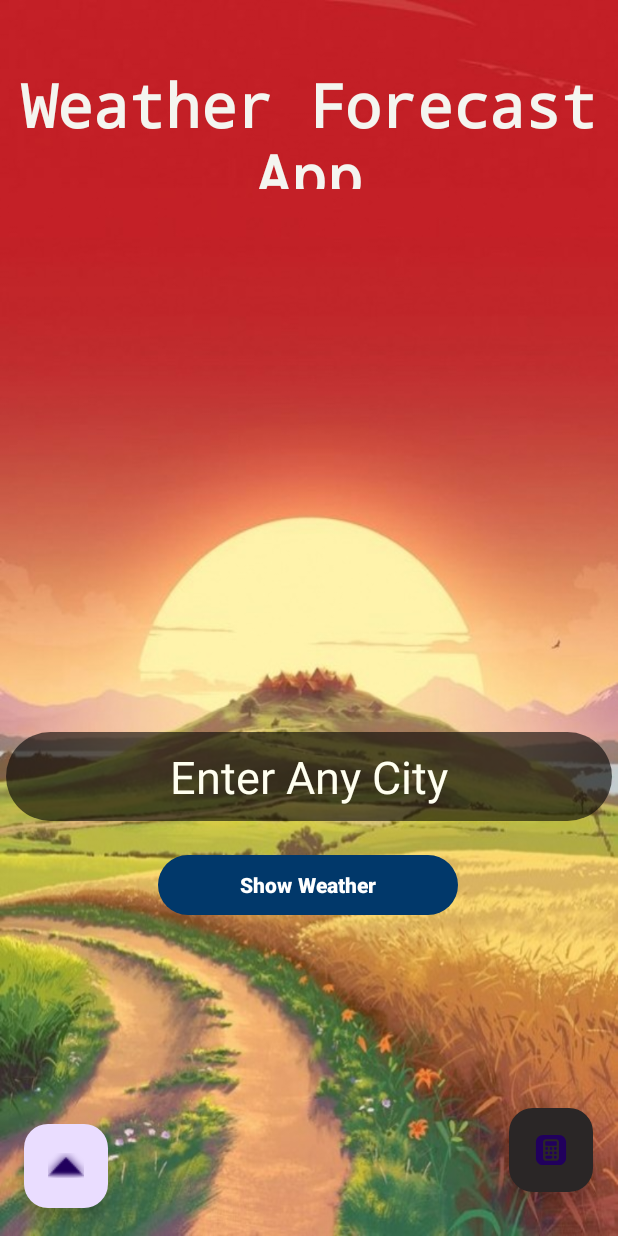
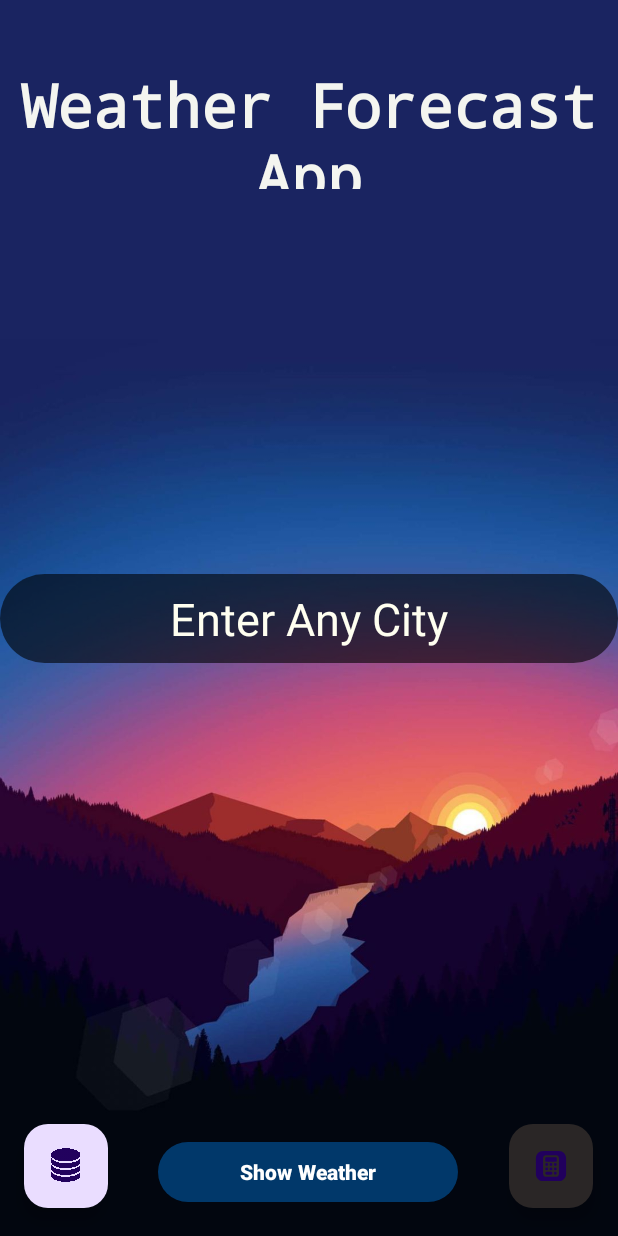
Before and after one commit to ETK486/AndroidProject, an Android app: the screen it shows after launch (MainActivity), on a phone screen of 412 x 824 dp. Run offline under Robolectric (Android 15) with nearby library versions, the phone set to English and light mode, and no system bars.

Commit message:
Designing of DB page

```diff
--- a/WeatherForecast/app/src/main/java/com/example/weatherforecast/MainActivity.java
+++ b/WeatherForecast/app/src/main/java/com/example/weatherforecast/MainActivity.java
@@ -60,7 +60,7 @@ public class MainActivity extends AppCompatActivity {
         });
         if (hour>6&&hour<=18){
             search.setBackgroundTintList(ColorStateList.valueOf(marine));
-            act1.setBackgroundResource(R.drawable.day);
+            act1.setBackgroundResource(R.drawable.sun);
             search.setTextColor(Color.WHITE);
             title.setTextColor(ColorStateList.valueOf(bwhite));
             calculate.setBackgroundTintList(ColorStateList.valueOf(mblack));
@@ -74,6 +74,8 @@ public class MainActivity extends AppCompatActivity {
             @Override
             public void onClick(View view) {
                 Intent intent = new Intent(MainActivity.this, MainActivity4.class);
+                startActivity(intent);
+                overridePendingTransition(R.anim.slidein, R.anim.slideout);
                 startActivity(intent);
             }
         });
--- a/WeatherForecast/app/src/main/java/com/example/weatherforecast/MainActivity2.java
+++ b/WeatherForecast/app/src/main/java/com/example/weatherforecast/MainActivity2.java
@@ -293,7 +293,7 @@ public class MainActivity2 extends AppCompatActivity {
         int hour = calendar.get(Calendar.HOUR_OF_DAY);
         if (hour > 6 && hour <= 18) {
             Log.d("datework", String.valueOf(hour));
-            act.setBackgroundResource(R.drawable.day);
+            act.setBackgroundResource(R.drawable.sun);
             int blacktinted = Color.parseColor("#80000000");
             tview.setTextColor(Color.WHITE);
             tview.setBackgroundTintList(ColorStateList.valueOf(blacktinted));
--- a/WeatherForecast/app/src/main/res/layout/activity_main.xml
+++ b/WeatherForecast/app/src/main/res/layout/activity_main.xml
@@ -44,6 +44,7 @@
 <!--        app:layout_constraintVertical_bias="0.04"-->
 <!--        app:srcCompat="@drawable/weather" />-->
 
+
     <Button
         android:id="@+id/button"
         android:layout_width="200dp"
@@ -59,11 +60,11 @@
         app:layout_constraintHorizontal_bias="0.497"
         app:layout_constraintStart_toStartOf="parent"
         app:layout_constraintTop_toTopOf="parent"
-        app:layout_constraintVertical_bias="0.729" />
+        app:layout_constraintVertical_bias="0.976" />
 
     <EditText
         android:id="@+id/editTextText"
-        android:layout_width="404dp"
+        android:layout_width="match_parent"
         android:layout_height="59dp"
         android:layout_alignParentStart="true"
         android:layout_alignParentTop="true"
@@ -79,11 +80,9 @@
         android:textSize="30sp"
         app:layout_constraintBottom_toBottomOf="parent"
         app:layout_constraintEnd_toEndOf="parent"
-        app:layout_constraintHorizontal_bias="0.494"
+        app:layout_constraintHorizontal_bias="0.0"
         app:layout_constraintStart_toStartOf="parent"
-        app:layout_constraintTop_toTopOf="parent"
-        app:layout_constraintVertical_bias="0.638" />
-
+        app:layout_constraintTop_toTopOf="parent" />
 
     <com.google.android.material.floatingactionbutton.FloatingActionButton
         android:id="@+id/calcbutton"
@@ -95,7 +94,7 @@
         app:layout_constraintHorizontal_bias="0.954"
         app:layout_constraintStart_toStartOf="parent"
         app:layout_constraintTop_toTopOf="parent"
-        app:layout_constraintVertical_bias="0.962"
+        app:layout_constraintVertical_bias="0.976"
         app:srcCompat="@drawable/icons8_calculator_250" />
 
     <com.google.android.material.floatingactionbutton.FloatingActionButton
@@ -109,7 +108,7 @@
         app:layout_constraintStart_toStartOf="parent"
         app:layout_constraintTop_toTopOf="parent"
         app:layout_constraintVertical_bias="0.976"
-        app:srcCompat="@android:drawable/arrow_up_float" />
+        app:srcCompat="@drawable/databaseicon" />
 
 
 </androidx.constraintlayout.widget.ConstraintLayout>
--- a/WeatherForecast/app/src/main/res/values/colors.xml
+++ b/WeatherForecast/app/src/main/res/values/colors.xml
@@ -7,4 +7,8 @@
     <color name="teal">#008080</color>
     <color name="sienna">#E97451</color>
     <color name="seaform">#66D6A6</color>
+    <color name="Aloha">#1AB895</color>
+    <color name="ultraviolet">#C040E3</color>
+    <color name="Searchbutton">#0b032d</color>
+    <color name="date">#08bdbd</color>
 </resources>
```
Also changed, not shown: WeatherForecast/app/src/main/java/com/example/weatherforecast/MainActivity4.java (+13 -0 lines), WeatherForecast/app/src/main/res/layout/activity_main4.xml (+46 -19 lines), WeatherForecast/app/src/main/res/drawable/databaseicon.png (added), WeatherForecast/app/src/main/res/drawable/su.jpg (added), WeatherForecast/app/src/main/res/drawable/sun.jpg (added), 2 other files.
